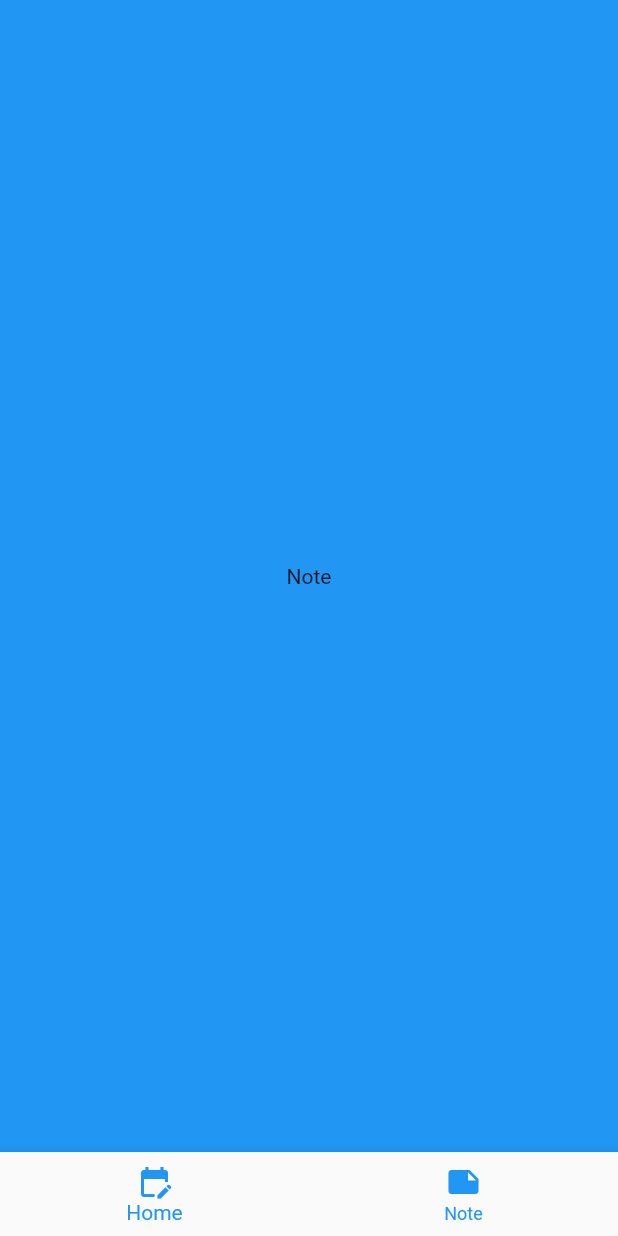
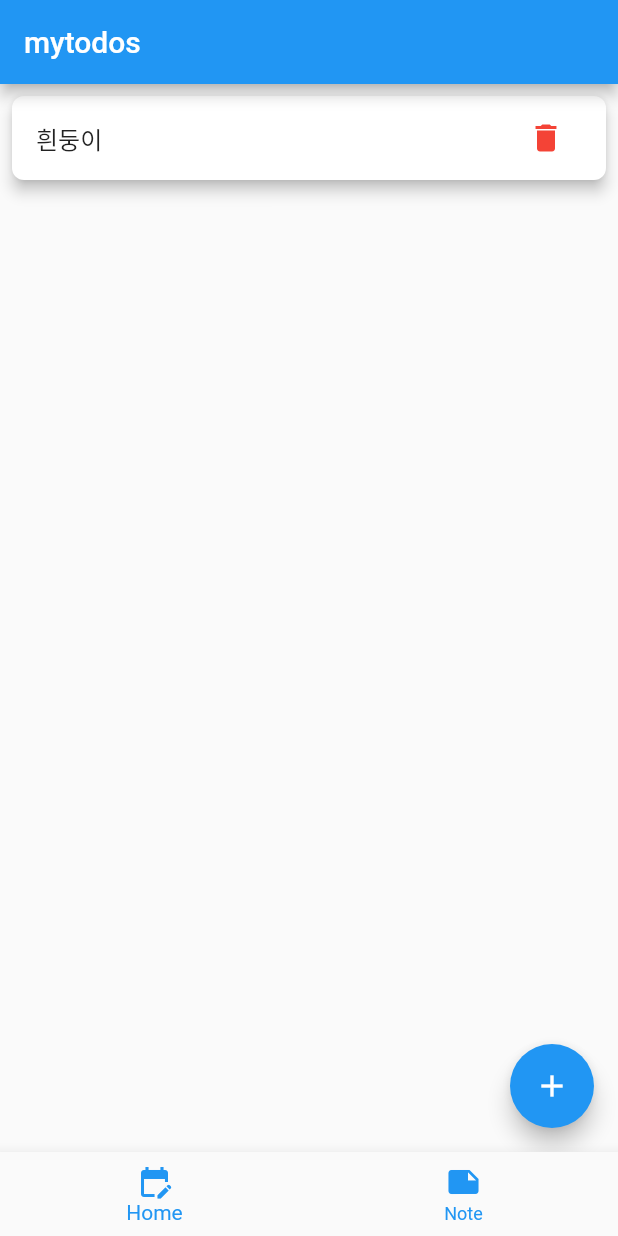
Before and after one commit to mjhdevil/todo, a Flutter app: the screen it shows after launch, item 2 of the bottom bar chosen, on a phone screen of 412 x 824 dp. Run offline on Flutter 3.47's test engine with Material 2 defaults, Android fonts, the light colour scheme and no system bars; our stand-ins replace flutter_native_splash, get, table_calendar.

Commit message:
Note Commit
// getx 사용해서 수정해야함

```diff
--- a/lib/controller/controller.dart
+++ b/lib/controller/controller.dart
@@ -1,5 +1,7 @@
 import 'package:flutter/cupertino.dart';
 import 'package:get/get.dart';
+import 'package:todo/model/model.dart';
+
 // BottomNavigationBar 상태 관리를 위한 GetX controller
 class BottomNavigationBarController extends GetxController {
 
@@ -12,3 +14,7 @@
     selectedIndex(index);
   }
 }
+
+class NoteController extends GetxController{
+
+}
--- a/lib/view/navbar.dart
+++ b/lib/view/navbar.dart
@@ -26,7 +26,7 @@
       bottomNavigationBar: BottomNavigationBar(
         unselectedItemColor: Colors.blue,
         showSelectedLabels: true,
-        showUnselectedLabels: true,
+        showUnselectedLabels: true, // false 주면 라벨 사라짐
         onTap: (index){
           bottomNavgationBarController.changeIndex(index);
         },
--- a/lib/view/note.dart
+++ b/lib/view/note.dart
@@ -1,15 +1,98 @@
 import 'package:flutter/material.dart';
+import 'package:get/get.dart';
+import '../controller/controller.dart';
 
-class Note extends StatelessWidget {
-  const Note({Key? key}) : super(key: key);
+class Note extends StatefulWidget {
+  NoteController noteController = Get.put(NoteController());
+
+  Note({Key? key}) : super(key: key);
+
+  @override
+  State<Note> createState() => _NoteState();
+}
+
+class _NoteState extends State<Note> {
+  List todos = [];
+  String input = "";
+
+  @override
+  void initState() {
+    super.initState();
+    todos.add("흰둥이");
+  }
 
   @override
   Widget build(BuildContext context) {
     return Scaffold(
-      backgroundColor: Colors.blue,
-      body: Center(
-        child: Text('Note'),
+      appBar: AppBar(
+        title: Text("mytodos"),
       ),
+      floatingActionButton: FloatingActionButton(
+        onPressed: () {
+          showDialog(
+              context: context,
+              builder: (BuildContext context) {
+                return AlertDialog(
+                    title: Text("Add Todolist"),
+                    content: TextField(
+                      onChanged: (String value) {
+                        input = value;
+                      },
+                    ),
+                    actions: <Widget>[
+                      TextButton(onPressed: (){
+                        setState(() {
+                          if(TextField == context){ // 내용이 있어야 입력 수정해야함★★★
+                            todos.add(input);
+                            Navigator.of(context).pop(); // input 입력 후 창 닫히도록
+                          }else{
+
+                          }
+                        });
+
+
+                      },
+                          child: Text("입력")),
+                      TextButton(onPressed: (){
+                        setState(() {
+                        });
+                        Get.back();	//
+                      },
+                          child: Text("닫기")),
+                    ],
+                );
+              });
+        },
+        child: Icon(
+          Icons.add,
+          color: Colors.white,
+        ),
+      ),
+      body: ListView.builder(
+          itemCount: todos.length,
+          itemBuilder: (BuildContext context, int index) {
+            return Dismissible(	// 삭제 버튼 및 기능 추가
+                key: Key(todos[index]),
+                child: Card(
+                    elevation: 4,
+                    margin: EdgeInsets.all(8), // 모든방향으로 여백
+                    shape: RoundedRectangleBorder(borderRadius:
+                    BorderRadius.circular(8)
+                    ),
+                    child: ListTile(
+                      title: Text(todos[index]),
+                      trailing: IconButton(icon: Icon(
+                          Icons.delete,
+                          color: Colors.red
+                      ),
+                          onPressed: () {
+                            setState(() {
+                              todos.removeAt(index);
+                            });
+                          }),
+                    )
+                ));
+          }),
     );
   }
 }
--- a/pubspec.yaml
+++ b/pubspec.yaml
@@ -33,6 +33,7 @@
     sdk: flutter
   flutter_native_splash: ^2.2.4
   get: ^4.6.5
+  table_calendar: ^3.0.9
 
 
   # The following adds the Cupertino Icons font to your application.
```
Also changed, not shown: lib/model/model.dart (added, +8 -0 lines), lib/view/home.dart (+36 -3 lines), pubspec.lock.
